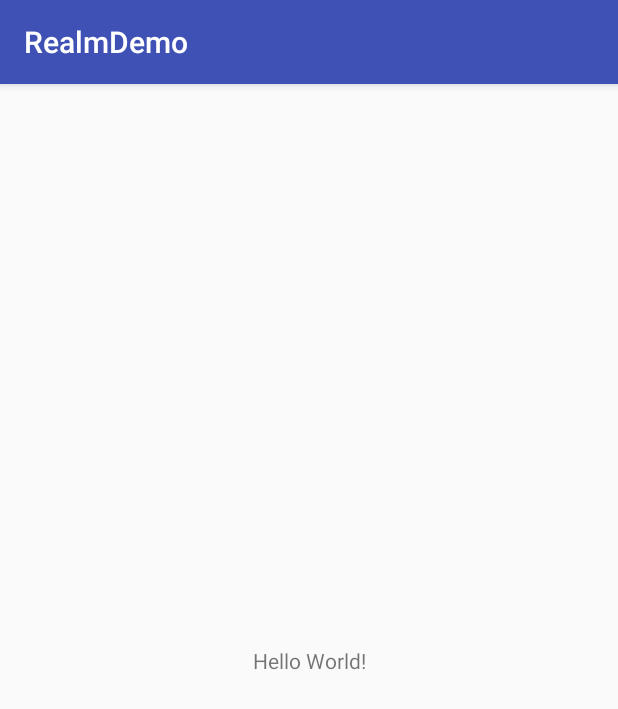
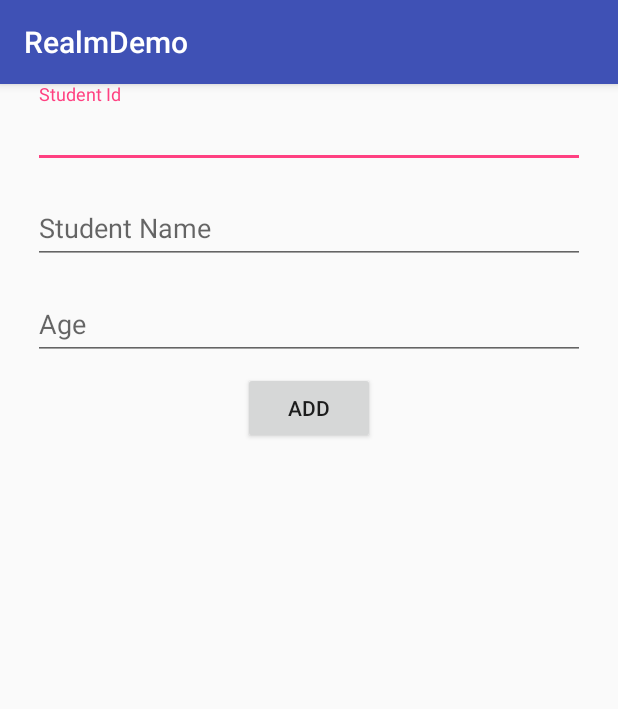
Before and after one commit to Maddumage/RealmDemo, an Android app: the screen it shows after launch (MainActivity), on a phone screen of 412 x 824 dp. Shown: the top 709 px of the screen. Run offline under Robolectric (Android 15) with nearby library versions, the phone set to English and light mode, and no system bars; libraries missing offline, so code that uses them is left out: io.realm; 4 statements that could not run were skipped.

Commit message:
Database created with model class and RealmManager class to add student and read student data

```diff
--- a/app/build.gradle
+++ b/app/build.gradle
@@ -1,4 +1,5 @@
 apply plugin: 'com.android.application'
+apply plugin: 'realm-android'
 
 android {
     compileSdkVersion 27
@@ -25,4 +26,5 @@ dependencies {
     testImplementation 'junit:junit:4.12'
     androidTestImplementation 'com.android.support.test:runner:1.0.1'
     androidTestImplementation 'com.android.support.test.espresso:espresso-core:3.0.1'
+    implementation 'com.android.support:design:27.1.1'
 }
--- a/app/src/main/AndroidManifest.xml
+++ b/app/src/main/AndroidManifest.xml
@@ -3,6 +3,7 @@
     package="com.roshan.realmdemo">
 
     <application
+        android:name=".app.MyApplication"
         android:allowBackup="true"
         android:icon="@mipmap/ic_launcher"
         android:label="@string/app_name"
--- a/app/src/main/java/com/roshan/realmdemo/MainActivity.java
+++ b/app/src/main/java/com/roshan/realmdemo/MainActivity.java
@@ -1,13 +1,61 @@
 package com.roshan.realmdemo;
 
+import android.os.Bundle;
 import android.support.v7.app.AppCompatActivity;
-import android.os.Bundle;
+import android.util.Log;
+import android.view.View;
+import android.widget.Button;
+import android.widget.EditText;
+import android.widget.Toast;
+
+import com.roshan.realmdemo.data.RealmManager;
+import com.roshan.realmdemo.model.Student;
+
+import io.realm.Realm;
 
 public class MainActivity extends AppCompatActivity {
+
+    EditText sId, sName, sAge;
+    String id, name;
+    int age;
+    Button btnAdd;
+    Realm realm;
 
     @Override
     protected void onCreate(Bundle savedInstanceState) {
         super.onCreate(savedInstanceState);
         setContentView(R.layout.activity_main);
+
+        sId = findViewById(R.id.etId);
+        sName = findViewById(R.id.etName);
+        sAge = findViewById(R.id.etAge);
+        btnAdd = findViewById(R.id.btnAdd);
+
+        try {
+            RealmManager.open();
+        } catch (Exception e) {
+            e.printStackTrace();
+        }
+
+        btnAdd.setOnClickListener(new View.OnClickListener() {
+            @Override
+            public void onClick(View v) {
+                id = sId.getText().toString();
+                name = sName.getText().toString();
+                age = Integer.parseInt(sAge.getText().toString());
+
+                try {
+                    Student student = new Student(id, name, age);
+                    RealmManager.addStudent(student);
+                    Student s = RealmManager.getStudent("xghh");
+                    Log.d("student", " " + s.getId() + "" + s.getName());
+                } finally {
+                    RealmManager.close();
+                    Toast.makeText(MainActivity.this, "Added Success", Toast.LENGTH_SHORT).show();
+                }
+            }
+        });
+
+
     }
 }
--- a/app/src/main/res/layout/activity_main.xml
+++ b/app/src/main/res/layout/activity_main.xml
@@ -6,13 +6,77 @@
     android:layout_height="match_parent"
     tools:context=".MainActivity">
 
-    <TextView
+    <android.support.design.widget.TextInputLayout
+        android:id="@+id/textInputLayout"
+        android:layout_width="368dp"
+        android:layout_height="wrap_content"
+        android:layout_marginEnd="8dp"
+        android:layout_marginLeft="8dp"
+        android:layout_marginRight="8dp"
+        android:layout_marginStart="8dp"
+        app:layout_constraintEnd_toEndOf="parent"
+        app:layout_constraintStart_toStartOf="parent"
+        tools:ignore="MissingConstraints"
+        tools:layout_editor_absoluteY="107dp">
+
+        <android.support.design.widget.TextInputEditText
+            android:id="@+id/etId"
+            android:layout_width="match_parent"
+            android:layout_height="wrap_content"
+            android:hint="Student Id" />
+    </android.support.design.widget.TextInputLayout>
+
+    <android.support.design.widget.TextInputLayout
+        android:id="@+id/textInputLayout2"
+        android:layout_width="368dp"
+        android:layout_height="wrap_content"
+        android:layout_marginEnd="8dp"
+        android:layout_marginLeft="8dp"
+        android:layout_marginRight="8dp"
+        android:layout_marginStart="8dp"
+        android:layout_marginTop="8dp"
+        app:layout_constraintEnd_toEndOf="parent"
+        app:layout_constraintStart_toStartOf="parent"
+        app:layout_constraintTop_toBottomOf="@+id/textInputLayout">
+
+        <android.support.design.widget.TextInputEditText
+            android:id="@+id/etName"
+            android:layout_width="match_parent"
+            android:layout_height="wrap_content"
+            android:hint="Student Name" />
+    </android.support.design.widget.TextInputLayout>
+
+    <android.support.design.widget.TextInputLayout
+        android:id="@+id/textInputLayout3"
+        android:layout_width="368dp"
+        android:layout_height="wrap_content"
+        android:layout_marginEnd="8dp"
+        android:layout_marginLeft="8dp"
+        android:layout_marginRight="8dp"
+        android:layout_marginStart="8dp"
+        android:layout_marginTop="8dp"
+        app:layout_constraintEnd_toEndOf="parent"
+        app:layout_constraintStart_toStartOf="parent"
+        app:layout_constraintTop_toBottomOf="@+id/textInputLayout2">
+
+        <android.support.design.widget.TextInputEditText
+            android:id="@+id/etAge"
+            android:layout_width="match_parent"
+            android:layout_height="wrap_content"
+            android:hint="Age" />
+    </android.support.design.widget.TextInputLayout>
+
+    <Button
+        android:id="@+id/btnAdd"
         android:layout_width="wrap_content"
         android:layout_height="wrap_content"
-        android:text="Hello World!"
-        app:layout_constraintBottom_toBottomOf="parent"
-        app:layout_constraintLeft_toLeftOf="parent"
-        app:layout_constraintRight_toRightOf="parent"
-        app:layout_constraintTop_toTopOf="parent" />
-
+        android:layout_marginEnd="8dp"
+        android:layout_marginLeft="8dp"
+        android:layout_marginRight="8dp"
+        android:layout_marginStart="8dp"
+        android:layout_marginTop="8dp"
+        android:text="Add"
+        app:layout_constraintEnd_toEndOf="parent"
+        app:layout_constraintStart_toStartOf="parent"
+        app:layout_constraintTop_toBottomOf="@+id/textInputLayout3" />
 </android.support.constraint.ConstraintLayout>
```
Also changed, not shown: app/src/main/java/com/roshan/realmdemo/app/MyApplication.java (added, +49 -0 lines), app/src/main/java/com/roshan/realmdemo/data/RealmManager.java (added, +77 -0 lines), app/src/main/java/com/roshan/realmdemo/model/Student.java (added, +51 -0 lines).
